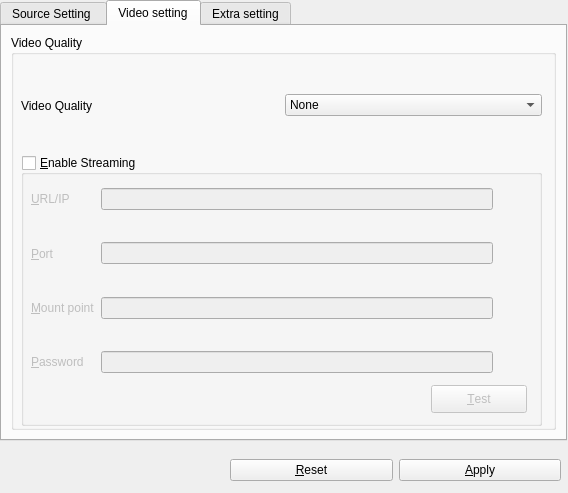
Before: the Qt Designer form src/freeseer/configtool/forms/freeseer_configtool_ui.ui in Freeseer/freeseer, drawn with Qt 5.
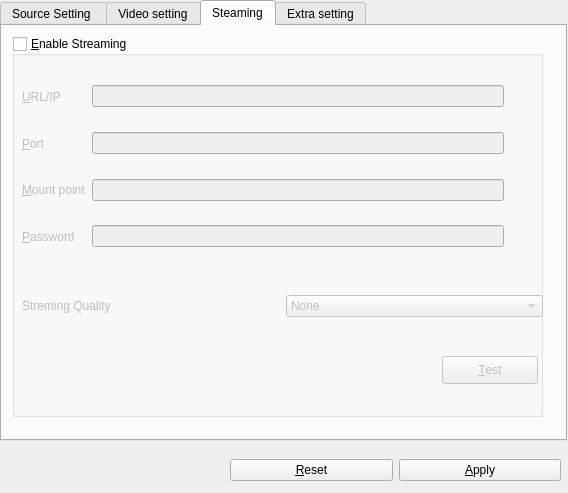
After: the same form once the commit is applied. The open tabs and pages were chosen to show the change. Icons and pictures are not drawn.

Commit message: add the streaming reslution setting in the gui add the auto screen reslution checking *only for 1280*800 now

```diff
--- a/src/freeseer/configtool/forms/freeseer_configtool_ui.ui
+++ b/src/freeseer/configtool/forms/freeseer_configtool_ui.ui
@@ -333,7 +333,7 @@
           <widget class="QComboBox" name="comboBox_videoQualityList">
            <item>
             <property name="text">
-             <string>None</string>
+             <string>NONE</string>
             </property>
            </item>
            <item>
@@ -360,6 +360,14 @@
          </item>
         </layout>
        </widget>
+      </widget>
+     </item>
+    </layout>
+   </widget>
+   <widget class="QWidget" name="tab">
+    <attribute name="title">
+     <string>Steaming</string>
+    </attribute>
        <widget class="QGroupBox" name="groupBox_enableStreaming">
         <property name="enabled">
          <bool>true</bool>
@@ -367,9 +375,9 @@
         <property name="geometry">
          <rect>
           <x>10</x>
-          <y>120</y>
-          <width>521</width>
-          <height>271</height>
+       <y>10</y>
+       <width>531</width>
+       <height>381</height>
          </rect>
         </property>
         <property name="title">
@@ -385,9 +393,9 @@
          <property name="geometry">
           <rect>
            <x>10</x>
-           <y>20</y>
-           <width>501</width>
-           <height>211</height>
+        <y>40</y>
+        <width>521</width>
+        <height>181</height>
           </rect>
          </property>
          <layout class="QGridLayout" name="gridLayout_EnableStreaming">
@@ -586,8 +594,8 @@
          </property>
          <property name="geometry">
           <rect>
-           <x>410</x>
-           <y>230</y>
+        <x>430</x>
+        <y>320</y>
            <width>96</width>
            <height>28</height>
           </rect>
@@ -596,10 +604,55 @@
           <string>&amp;Test</string>
          </property>
         </widget>
-       </widget>
+     <widget class="QWidget" name="horizontalLayoutWidget_2">
+      <property name="geometry">
+       <rect>
+        <x>10</x>
+        <y>230</y>
+        <width>521</width>
+        <height>80</height>
+       </rect>
+      </property>
+      <layout class="QHBoxLayout" name="horizontalLayout_3">
+       <item>
+        <widget class="QLabel" name="label">
+         <property name="text">
+          <string>Streming Quality</string>
+         </property>
+        </widget>
+       </item>
+       <item>
+        <widget class="QComboBox" name="comboBox_stremingQualityList">
+         <item>
+          <property name="text">
+           <string>None</string>
+          </property>
+         </item>
+         <item>
+          <property name="text">
+           <string>480x360</string>
+          </property>
+         </item>
+         <item>
+          <property name="text">
+           <string>640x480</string>
+          </property>
+         </item>
+         <item>
+          <property name="text">
+           <string>1280x720</string>
+          </property>
+         </item>
+         <item>
+          <property name="text">
+           <string>1920x1080</string>
+          </property>
+         </item>
       </widget>
      </item>
     </layout>
+     </widget>
+    </widget>
    </widget>
    <widget class="QWidget" name="Extrasetting">
     <attribute name="title">
```
Left out of the diff: 84 changed lines with no effect on the pictures. Lines whose indentation alone changed are shown as unchanged. The commit also changes 2 other files.
